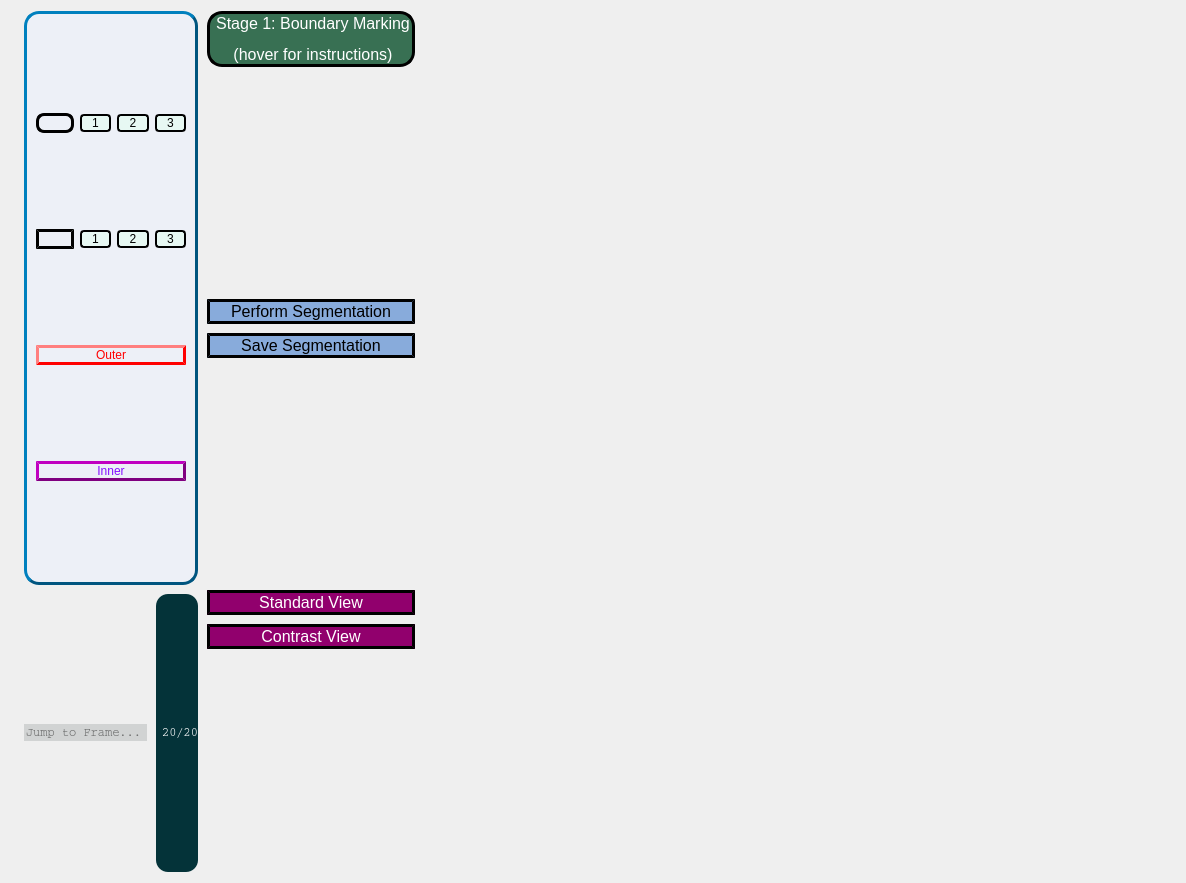
The window that FetalMRI_Workspace.ui (EldanChodorov/Automated_FetalMRI) describes before a commit, drawn with Qt 5.
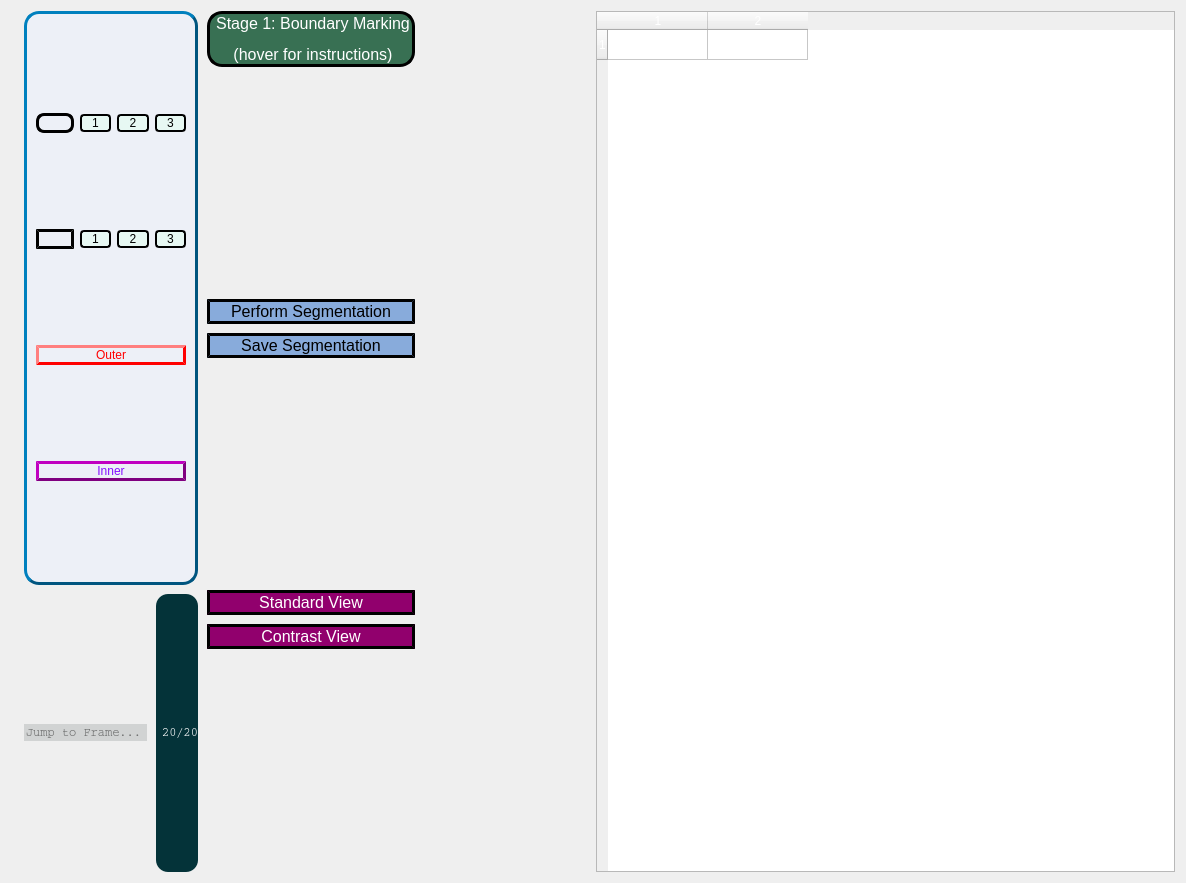
The same window after the commit. Icons and pictures are not drawn.

The edit to the form file:
```diff
--- a/FetalMRI_Workspace.ui
+++ b/FetalMRI_Workspace.ui
@@ -424,6 +424,27 @@
      </item>
     </layout>
    </item>
+   <item row="0" column="3">
+    <layout class="QVBoxLayout" name="verticalLayout_2">
+     <item>
+      <widget class="QTableWidget" name="tableWidget">
+       <property name="styleSheet">
+        <string notr="true">color: rgb(255, 255, 255);
+font: 75 8pt &quot;MS Shell Dlg 2&quot;;</string>
+       </property>
+       <property name="rowCount">
+        <number>1</number>
+       </property>
+       <property name="columnCount">
+        <number>2</number>
+       </property>
+       <row/>
+       <column/>
+       <column/>
+      </widget>
+     </item>
+    </layout>
+   </item>
   </layout>
  </widget>
  <resources/>
```
